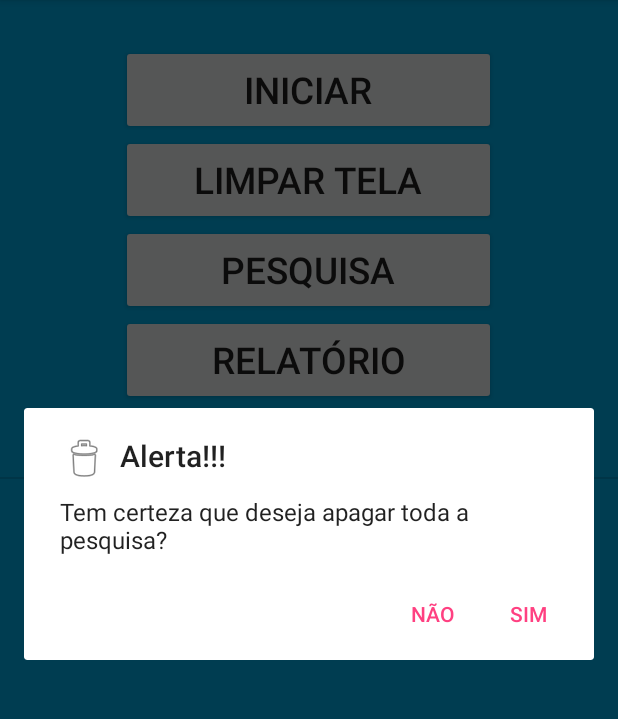
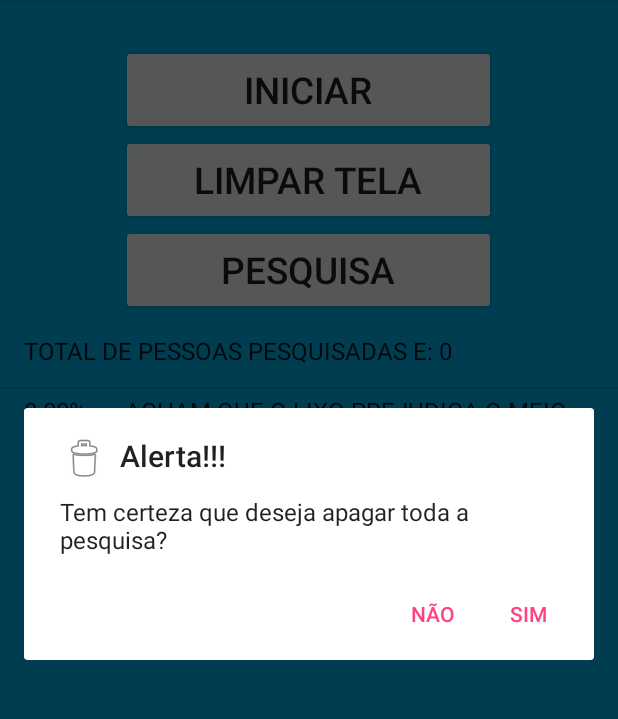
Before and after one commit to RenatoCC/meusprojetos, an Android app: the screen it shows after launch (MainActivity), in the options menu, after a tap on "Excluir pesquisa", on a phone screen of 412 x 824 dp, the part 84-803 px from its top. Run offline under Robolectric (Android 15) with nearby library versions, the phone set to English and light mode, and no system bars.

Commit message:
melhorias no Gestao e novo Skala

```diff
--- a/GestaoRSC_2/app/src/main/java/gestaorsc/com/br/gestaorsc/MainActivity.java
+++ b/GestaoRSC_2/app/src/main/java/gestaorsc/com/br/gestaorsc/MainActivity.java
@@ -13,7 +13,7 @@
 
 public class MainActivity extends AppCompatActivity implements View.OnClickListener {
 
-    private Button btn_iniciar, btn_salvar, btn_pesquisa,btn_limpatela, btn_relatorio;
+    private Button btn_iniciar, btn_salvar, btn_pesquisa,btn_limpatela;
     private ListView lst_resultado;
     private ArrayList<String> list;
     private ArrayAdapter<String> adapter;
@@ -37,8 +37,6 @@
         btn_pesquisa = findViewById(R.id.btn_pesquisa);
         btn_limpatela = findViewById(R.id.btn_limpatela);
         lst_resultado = findViewById(R.id.lst_resultado);
-        btn_relatorio = findViewById(R.id.btn_relatorio);
-
 
         //METODO QUE RETORNA TODOS OS DADOS DO BANCO
         btn_pesquisa.setOnClickListener(new View.OnClickListener() {
@@ -82,48 +80,9 @@
 
                 }
         }});
-        //METODO QUE RETORNA  UM RELATORIO ESPECIFICO DA PESQUISA REALIZADA
-       btn_relatorio.setOnClickListener(new View.OnClickListener() {
-            @Override
-            public void onClick(View view) {
-                //RESPONSAVEL POR TRAZER OS DADOS DO BANCO
-                List<Dados> dados1 = db.consulta();
-                List<Dados> dados2 = db.consulta2();
-                List<Dados> dados3 = db.consulta3();
-                List<Dados> dados4 = db.consulta4();
 
-        //CARREGA AS INFORMAÇÕES NO SCROLLVIEW
-                list = new ArrayList<>();
-                adapter = new ArrayAdapter<>(MainActivity.this, android.R.layout.simple_list_item_1, list);
-                lst_resultado.setAdapter(adapter);
+       }
 
-       //CONVERTE OS VALORES PARA UM PADRÃO COM
-                for (Dados d : dados4){
-                    DecimalFormat df = new DecimalFormat("0");
-                    qtt = d.getQuantidade_total();
-                    String dx = df.format(qtt);
-                    list.add(String.valueOf("TOTAL DE PESSOAS PESQUISADAS E: " + dx));
-                }
-                /*
-                for(Dados t : dados1){
-                    list.add(String.valueOf("A QUANTIDADE DE PESSOAS QUE RESPONDERAM A LETRA (A) DA QUESTÃO 1 E LETRA (B) DA QUESTÃO 2 É: " + t.getQuantidade()));
-                }
-                for (Dados b : dados2 ){
-                    list.add(String.valueOf("A QUANTIDDE DE PESSOA COM ESCOLARIDADE ANALFABETO É " + b.getQuantidade2()));
-                }*/
-                for (Dados c : dados3) {
-                    for (Dados d : dados4) {
-                        DecimalFormat df = new DecimalFormat("0.00");
-                        res = c.getQuantidade3() / 100 * d.getQuantidade_total();
-                        String dx = df.format(res);
-                        list.add((dx + "% " + "-> " + " ACHAM QUE O LIXO PREJUDICA O MEIO AMBIENTE"));
-
-                    }
-                }
-            }
-        });
-
-    }
     //RESPONSAVEL POR CHAMAR A TELA DE QUESTIONARIO
     public void onClick(View view) {
 
@@ -179,11 +138,48 @@
         msg.show();
     }
     //METODO QUE CRIA MENUS NA TELA
+    public void relatorio(){
+        //RESPONSAVEL POR TRAZER OS DADOS DO BANCO
+        List<Dados> dados1 = db.consulta();
+        List<Dados> dados2 = db.consulta2();
+        List<Dados> dados3 = db.consulta3();
+        List<Dados> dados4 = db.consulta4();
+
+        //CARREGA AS INFORMAÇÕES NO SCROLLVIEW
+        list = new ArrayList<>();
+        adapter = new ArrayAdapter<>(MainActivity.this, android.R.layout.simple_list_item_1, list);
+        lst_resultado.setAdapter(adapter);
+
+        //CONVERTE OS VALORES PARA UM PADRÃO COM
+        for (Dados d : dados4){
+            DecimalFormat df = new DecimalFormat("0");
+            qtt = d.getQuantidade_total();
+            String dx = df.format(qtt);
+            list.add(String.valueOf("TOTAL DE PESSOAS PESQUISADAS E: " + dx));
+        }
+                /*
+                for(Dados t : dados1){
+                    list.add(String.valueOf("A QUANTIDADE DE PESSOAS QUE RESPONDERAM A LETRA (A) DA QUESTÃO 1 E LETRA (B) DA QUESTÃO 2 É: " + t.getQuantidade()));
+                }
+                for (Dados b : dados2 ){
+                    list.add(String.valueOf("A QUANTIDDE DE PESSOA COM ESCOLARIDADE ANALFABETO É " + b.getQuantidade2()));
+                }*/
+        for (Dados c : dados3) {
+            for (Dados d : dados4) {
+                DecimalFormat df = new DecimalFormat("0.00");
+                res = c.getQuantidade3() / 100 * d.getQuantidade_total();
+                String dx = df.format(res);
+                list.add((dx + "% " + "-> " + " ACHAM QUE O LIXO PREJUDICA O MEIO AMBIENTE"));
+
+            }
+        }
+    }
     @Override
     public boolean onCreateOptionsMenu(Menu menu){
         getMenuInflater().inflate(R.menu.menu,menu);
         return true;
     }
+
     @Override
     public boolean onOptionsItemSelected(MenuItem item){
         int id = item.getItemId();
@@ -195,6 +191,9 @@
         if(id == R.id.sair){
             finish();
         }
+        if(id == R.id.id_relatorio){
+            relatorio();
+        }
         return true;
     }
 
--- a/GestaoRSC_2/app/src/main/res/layout-land/activity_main.xml
+++ b/GestaoRSC_2/app/src/main/res/layout-land/activity_main.xml
@@ -30,8 +30,8 @@
                 android:id="@+id/btn_iniciar"
                 android:layout_width="250dp"
                 android:layout_height="60dp"
-                android:layout_gravity="center_horizontal"
-                android:layout_marginTop="20dp"
+                android:layout_gravity="center_vertical|center_horizontal"
+                android:layout_marginTop="50dp"
                 android:text="@string/btn_iniciar"
                 android:textSize="11pt" />
 
@@ -51,14 +51,6 @@
                 android:text="@string/btn_pesquisa"
                 android:textSize="11pt" />
 
-            <Button
-                android:id="@+id/btn_relatorio"
-                android:layout_width="250dp"
-                android:layout_height="60dp"
-                android:layout_gravity="center_horizontal"
-                android:text="@string/btn_relatorio"
-                android:textSize="11pt" />
-
         </LinearLayout>
 
         <ListView
--- a/GestaoRSC_2/app/src/main/res/layout/activity_main.xml
+++ b/GestaoRSC_2/app/src/main/res/layout/activity_main.xml
@@ -51,16 +51,7 @@
                 android:text="@string/btn_pesquisa"
                 android:textSize="11pt" />
 
-            <Button
-                android:id="@+id/btn_relatorio"
-                android:layout_width="250dp"
-                android:layout_height="60dp"
-                android:layout_gravity="center_horizontal"
-                android:text="@string/btn_relatorio"
-                android:textSize="11pt"
-                tools:layout_editor_absoluteX="41dp" />
-
-                <ListView
+            <ListView
                     android:id="@+id/lst_resultado"
                     android:layout_width="match_parent"
                     android:layout_height="match_parent"
--- a/GestaoRSC_2/app/src/main/res/menu/menu.xml
+++ b/GestaoRSC_2/app/src/main/res/menu/menu.xml
@@ -11,7 +11,11 @@
 
     <item
         android:id="@+id/sair"
+        android:orderInCategory="100"
         android:title="@string/Sair"
-        android:orderInCategory="100"
+        app:showAsAction="never" />
+    <item
+        android:id="@+id/id_relatorio"
+        android:title="@string/relatorio"
         app:showAsAction="never" />
 </menu>
--- a/GestaoRSC_2/app/src/main/res/values/strings.xml
+++ b/GestaoRSC_2/app/src/main/res/values/strings.xml
@@ -25,7 +25,6 @@
     <string name="rb_q1e">Papel</string>
     <string name="edt_idade" />
     <string name="btn_salvar">Salvar</string>
-    <string name="btn_relatorio">Relatório</string>
     <string name="txt_q2">2º) - Os resíduos são coletados três vezes na semana, você acredita ser suficiente?</string>
     <string name="rb_q2a">Sim</string>
     <string name="rb_q2b">Não</string>
@@ -60,6 +59,7 @@
     <string name="sair">sair</string>
     <string name="Sair">Sair</string>
     <string name="btn_pesquisa">Pesquisa</string>
+    <string name="relatorio">Relatorio</string>
 
 
 </resources>
```
Also changed, not shown: Skla/app/src/main/java/br/com/renato/skla/Main2Activity.java (added, +32 -0 lines), Skla/app/src/main/java/br/com/renato/skla/MainActivity.java (+11 -6 lines), Skla/app/src/main/res/layout/activity_main.xml (+6 -4 lines), Skla/app/src/main/res/layout/calendario.xml (+11 -13 lines).
